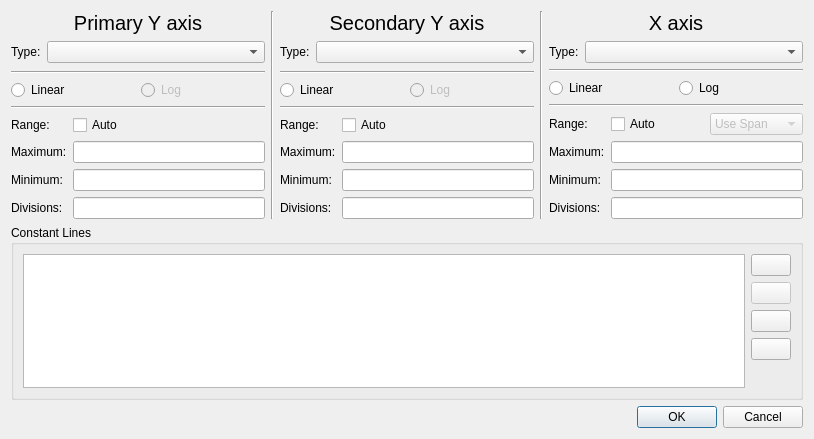
This is Software/PC_Application/LibreVNA-GUI/Traces/xyplotaxisdialog.ui in jankae/LibreVNA as Qt 5 draws it before an edit. The edited form follows.
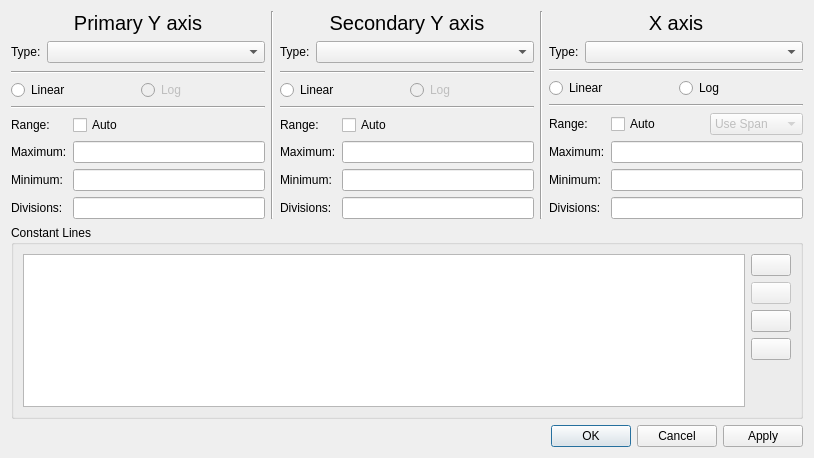
This is the edited form. Icons and pictures are not drawn. Custom widgets are drawn as their Qt base class.

Commit message: Apply buttons for graph setup dialogs

The edit to the form file:
```diff
--- a/Software/PC_Application/LibreVNA-GUI/Traces/xyplotaxisdialog.ui
+++ b/Software/PC_Application/LibreVNA-GUI/Traces/xyplotaxisdialog.ui
@@ -10,7 +10,7 @@
     <x>0</x>
     <y>0</y>
     <width>814</width>
-    <height>439</height>
+    <height>458</height>
    </rect>
   </property>
   <property name="windowTitle">
@@ -541,7 +541,7 @@
       <enum>Qt::Horizontal</enum>
      </property>
      <property name="standardButtons">
-      <set>QDialogButtonBox::Cancel|QDialogButtonBox::Ok</set>
+      <set>QDialogButtonBox::Apply|QDialogButtonBox::Cancel|QDialogButtonBox::Ok</set>
      </property>
     </widget>
    </item>
```
Left out of the diff: 2 changed lines with no effect on the pictures. The commit also changes 5 other files.
